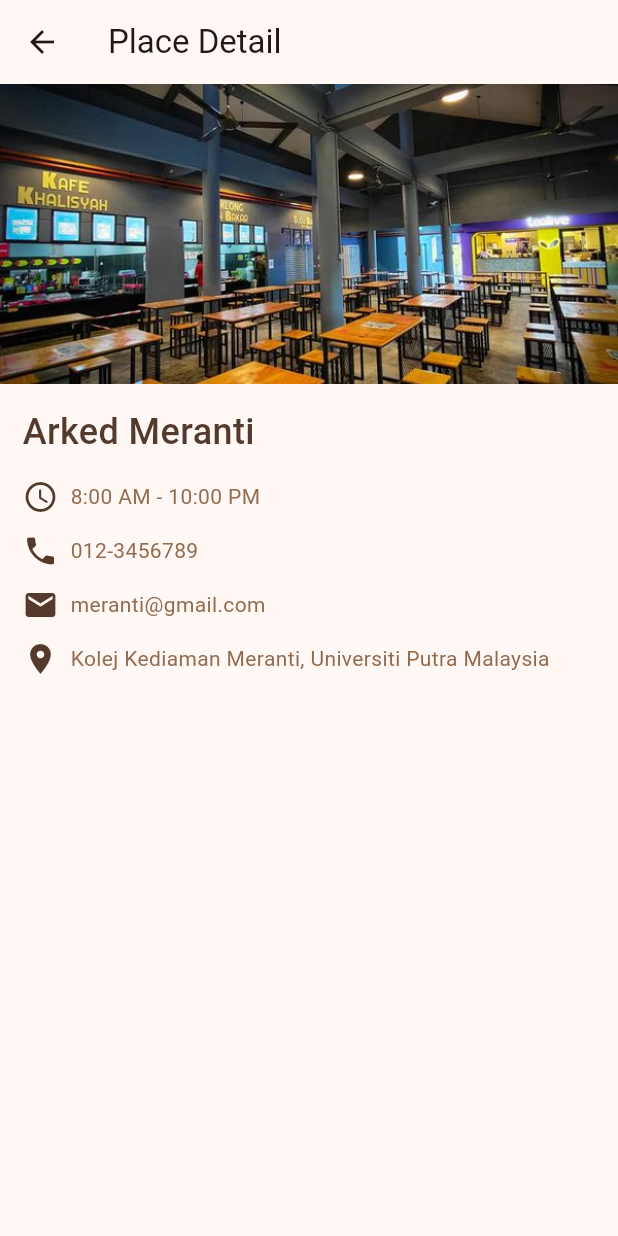
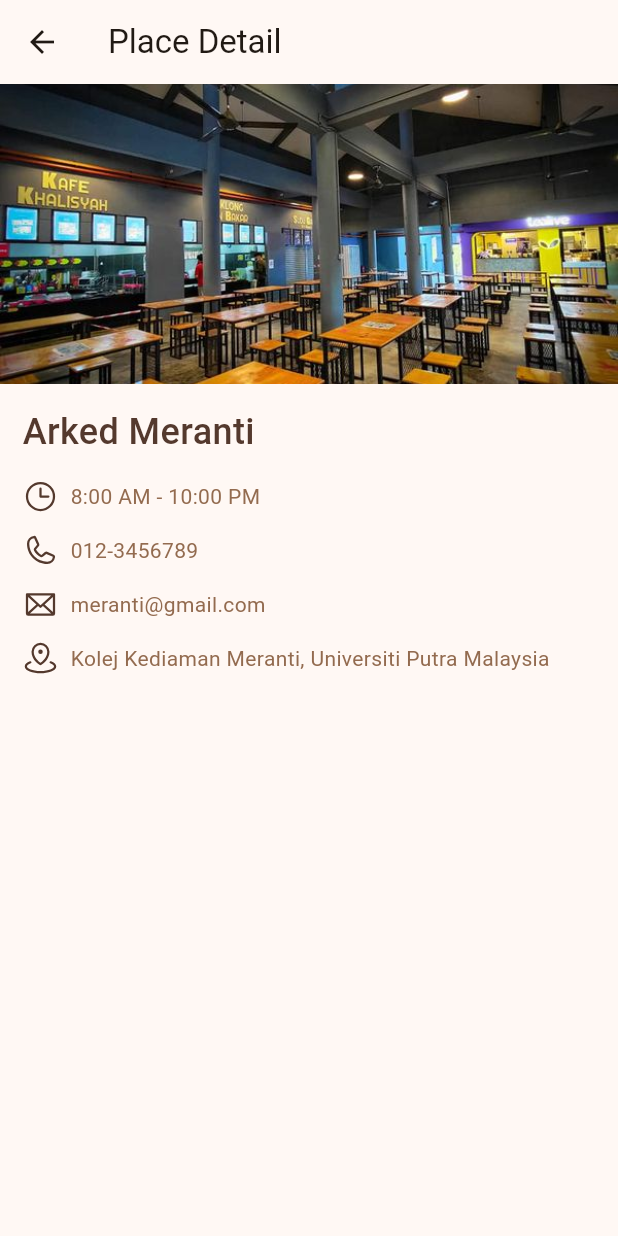
Before and after one commit to Yawrrr/helep2, a Flutter app: the PlaceDetailPage screen opened directly with sample values from the repository, on a phone screen of 412 x 824 dp. Run offline on Flutter 3.47's test engine with Material 3 defaults, Android fonts, the phone set to English and light mode, and no system bars; our stand-ins replace flutter_map, flutter_svg, latlong2; missing offline and left inert: flutter_map_cancellable_tile_provider; statements that could not run were skipped.

Commit message:
add icons
change icons for detail page

```diff
--- a/lib/models/place.dart
+++ b/lib/models/place.dart
@@ -20,7 +20,7 @@ List<Place> places = [
           'He & She Coffee UTM Johor is a place where students can buy food and drinks. It is located in Universiti Teknologi Malaysia, Johor.',
       operatingHours: '8:00 AM - 10:00 PM',
       contact: '012-3456789',
-      email: ''),
+      email: 'email@gmail.com'),
   Place(
     type: 'Dining',
     name: 'Arked Cengal',
@@ -30,13 +30,17 @@ List<Place> places = [
         'Arked Cengal is a place where students can buy food and drinks. It is located in Kolej Kediaman Cengal, UPM.',
     operatingHours: '8:00 AM - 10:00 PM',
     contact: '012-3456789',
+    email: 'email@gmail.com'
   ),
   Place(
     type: 'Faculty',
     name: 'Faculty of Computing',
     image: 'assets/images/faculty/FacultyOfComputing.jpg',
     operatingHours: '8:00 AM - 10:00 PM',
-    contact: '012-3456789',
+    contact: '+6075538827',
+    email: 'computing@utm.my',
+    facebookLink: 'https://www.facebook.com/computing.utm/',
+    instagramLink: 'https://www.instagram.com/computing.utm/',
     location: 'Universiti Teknologi Malaysia, Johor',
     upcomingEvents: [
       Event(
--- a/lib/pages/place_detail_page.dart
+++ b/lib/pages/place_detail_page.dart
@@ -1,4 +1,7 @@
+// ignore_for_file: deprecated_member_use
+
 import 'package:flutter/material.dart';
+import 'package:flutter_svg/flutter_svg.dart';
 import 'package:helep2/models/place.dart';
 
 class PlaceDetailPage extends StatelessWidget {
@@ -27,7 +30,7 @@ class PlaceDetailPage extends StatelessWidget {
 
           //place name
           Padding(
-            padding: const EdgeInsets.only(left:15.0, top: 15),
+            padding: const EdgeInsets.only(left: 15.0, top: 15),
             child: Text(
               textAlign: TextAlign.left,
               place.name,
@@ -38,91 +41,157 @@ class PlaceDetailPage extends StatelessWidget {
               ),
             ),
           ),
-          SizedBox(height: 8,),
+          const SizedBox(
+            height: 8,
+          ),
 
           //operating hours
           Padding(
-            padding: const EdgeInsets.symmetric(horizontal:15, vertical: 6),
+            padding: const EdgeInsets.symmetric(horizontal: 15, vertical: 6),
             child: Row(
               children: [
-                const Icon(Icons.access_time, color: Color(0xFF54392D),),
-                SizedBox(width: 8,),
-                Text(place.operatingHours, style: TextStyle(color: Color(0xFF936B4F)),),
+                SvgPicture.asset(
+                    'assets/vectors/clock.svg',
+                    height: 24,
+                    color: const Color(0xFF54392D),
+                  ),
+                const SizedBox(
+                  width: 8,
+                ),
+                Text(
+                  place.operatingHours,
+                  style: const TextStyle(color: Color(0xFF936B4F)),
+                ),
               ],
             ),
           ),
 
           //contact number
           Padding(
-            padding: const EdgeInsets.symmetric(horizontal:15, vertical: 6),
+            padding: const EdgeInsets.symmetric(horizontal: 15, vertical: 6),
             child: Row(
               children: [
-                const Icon(Icons.phone, color: Color(0xFF54392D)),
-                SizedBox(width: 8,),
-                Text(place.contact, style: TextStyle(color: Color(0xFF936B4F)),),
+                SvgPicture.asset(
+                    'assets/vectors/phone.svg',
+                    height: 24,
+                    color: const Color(0xFF54392D),
+                  ),
+                const SizedBox(
+                  width: 8,
+                ),
+                Text(
+                  place.contact,
+                  style: const TextStyle(color: Color(0xFF936B4F)),
+                ),
               ],
             ),
           ),
 
           //email
+          if (place.email.isNotEmpty)
             Padding(
-            padding: const EdgeInsets.symmetric(horizontal:15, vertical: 6),
+              padding: const EdgeInsets.symmetric(horizontal: 15, vertical: 6),
               child: Row(
                 children: [
-                const Icon(Icons.mail, color: Color(0xFF54392D)),
-                SizedBox(width: 8,),
-                Text(place.email, style: TextStyle(color: Color(0xFF936B4F)),),
+                  SvgPicture.asset(
+                    'assets/vectors/envelope.svg',
+                    height: 24,
+                    color: const Color(0xFF54392D),
+                  ),
+                  const SizedBox(
+                    width: 8,
+                  ),
+                  Text(
+                    place.email,
+                    style: const TextStyle(color: Color(0xFF936B4F)),
+                  ),
                 ],
               ),
             ),
 
           //website link
-          if(place.website.isNotEmpty)
+          if (place.website.isNotEmpty)
             Padding(
-            padding: const EdgeInsets.symmetric(horizontal:15, vertical: 6),
+              padding: const EdgeInsets.symmetric(horizontal: 15, vertical: 6),
               child: Row(
                 children: [
-                const Icon(Icons.link, color: Color(0xFF54392D)),
-                SizedBox(width: 8,),
-                Text(place.website, style: TextStyle(color: Color(0xFF936B4F)),),
+                  SvgPicture.asset(
+                    'assets/vectors/link.svg',
+                    height: 24,
+                    color: const Color(0xFF54392D),
+                  ),
+                  const SizedBox(
+                    width: 8,
+                  ),
+                  Text(
+                    place.website,
+                    style: const TextStyle(color: Color(0xFF936B4F)),
+                  ),
                 ],
               ),
             ),
 
           //facebook link
-          if(place.facebookLink.isNotEmpty)
+          if (place.facebookLink.isNotEmpty)
             Padding(
-            padding: const EdgeInsets.symmetric(horizontal:15, vertical: 6),
+              padding: const EdgeInsets.symmetric(horizontal: 15, vertical: 6),
               child: Row(
                 children: [
-                const Icon(Icons.facebook, color: Color(0xFF54392D)),
-                SizedBox(width: 8,),
-                Text(place.facebookLink, style: TextStyle(color: Color(0xFF936B4F)),),
+                  SvgPicture.asset(
+                    'assets/vectors/facebook-logo.svg',
+                    height: 24,
+                    color: const Color(0xFF54392D),
+                  ),
+                  const SizedBox(
+                    width: 8,
+                  ),
+                  Text(
+                    place.facebookLink,
+                    style: const TextStyle(color: Color(0xFF936B4F)),
+                  ),
                 ],
               ),
             ),
 
           //instagram link
-          if(place.instagramLink.isNotEmpty)
+          if (place.instagramLink.isNotEmpty)
             Padding(
-            padding: const EdgeInsets.symmetric(horizontal:15, vertical: 6),
+              padding: const EdgeInsets.symmetric(horizontal: 15, vertical: 6),
               child: Row(
                 children: [
-                const Icon(Icons.camera, color: Color(0xFF54392D)),
-                SizedBox(width: 8,),
-                Text(place.instagramLink, style: TextStyle(color: Color(0xFF936B4F)),),
+                  SvgPicture.asset(
+                    'assets/vectors/instagram-logo.svg',
+                    height: 24,
+                    color: const Color(0xFF54392D),
+                  ),
+                  const SizedBox(
+                    width: 8,
+                  ),
+                  Text(
+                    place.instagramLink,
+                    style: const TextStyle(color: Color(0xFF936B4F)),
+                  ),
                 ],
               ),
             ),
 
           //address
           Padding(
-            padding: const EdgeInsets.symmetric(horizontal:15, vertical: 6),
+            padding: const EdgeInsets.symmetric(horizontal: 15, vertical: 6),
             child: Row(
               children: [
-                const Icon(Icons.location_on, color: Color(0xFF54392D)),
-                const SizedBox(width: 8,),
-                Text(place.location, style: const TextStyle(color: Color(0xFF936B4F)),),
+                SvgPicture.asset(
+                    'assets/vectors/map-pin-area.svg',
+                    height: 24,
+                    color: const Color(0xFF54392D),
+                  ),
+                const SizedBox(
+                  width: 8,
+                ),
+                Text(
+                  place.location,
+                  style: const TextStyle(color: Color(0xFF936B4F)),
+                ),
               ],
             ),
           ),
--- a/pubspec.yaml
+++ b/pubspec.yaml
@@ -38,6 +38,8 @@ dependencies:
   flutter_map: ^6.1.0
   latlong2: ^0.9.1
   flutter_map_cancellable_tile_provider: ^2.0.0
+  phosphor_flutter: ^2.1.0
+  flutter_svg: ^2.0.10+1
 
 dev_dependencies:
   flutter_test:
@@ -68,6 +70,7 @@ flutter:
     - assets/images/facility/
     - assets/images/faculty/
     - assets/images/faculty/event/
+    - assets/vectors/
 
 
   # An image asset can refer to one or more resolution-specific "variants", see
```
Also changed, not shown: assets/vectors/clock.svg (added), assets/vectors/envelope.svg (added), assets/vectors/facebook-logo.svg (added), assets/vectors/instagram-logo.svg (added), assets/vectors/link.svg (added), assets/vectors/map-pin-area.svg (added), assets/vectors/phone.svg (added), pubspec.lock. Lines whose indentation alone changed are shown as unchanged.
